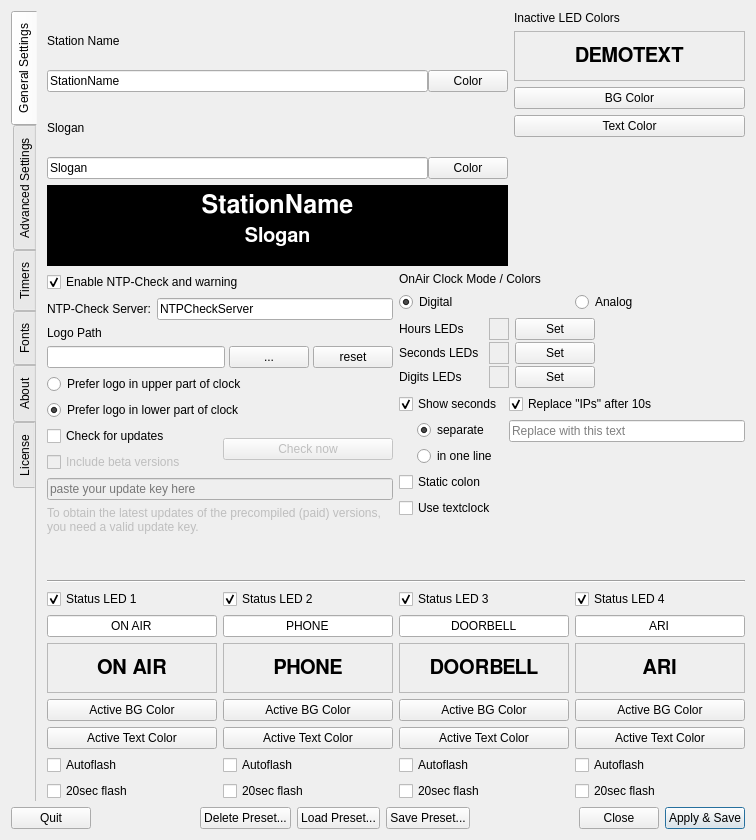
Before: the Qt Designer form settings.ui in slyderc/nwlive_clock, drawn with Qt 5.
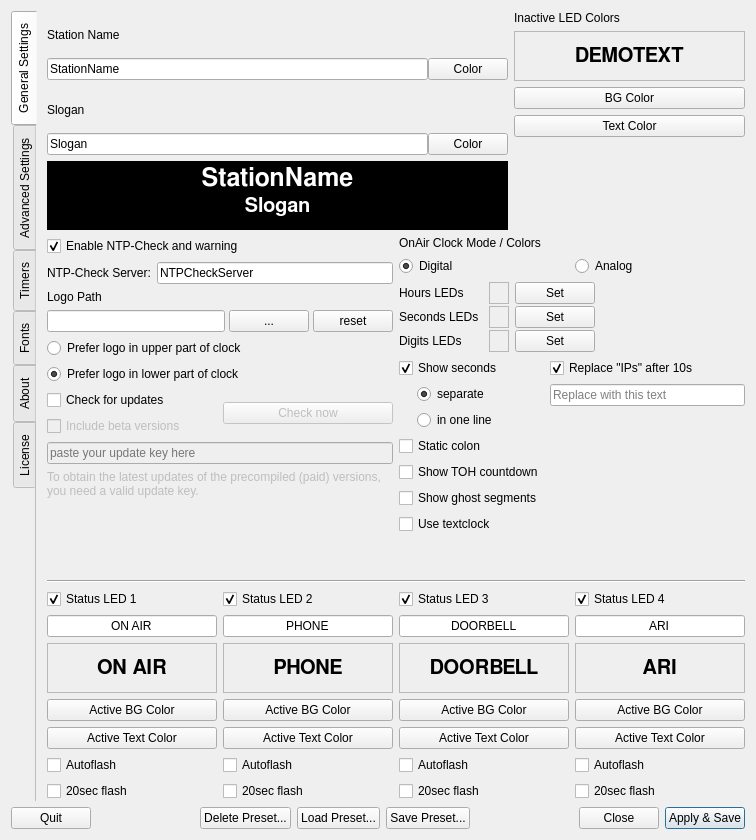
After: the same form once the commit is applied. Icons and pictures are not drawn.

Commit message:
feat(settings): add Show Ghost Segments toggle to Clock settings
Add user-configurable option to show/hide the faint "8" ghost segments
behind lit digits in the digital clock display. Defaults to enabled,
preserving current visual behavior.

- Add DEFAULT_CLOCK_SHOW_GHOST_SEGMENTS constant in defaults.py
- Add showGhostSegments property to ClockWidget with setter/getter/reset
- Add checkbox to settings.ui Clock tab after TOH countdown
- Wire up restore/save/apply in settings_functions.py
- Add unit tests for the new property
- Also adds missing showTOH checkbox and wiring to settings UI

```diff
--- a/settings.ui
+++ b/settings.ui
@@ -1319,6 +1319,20 @@
                  </property>
                 </widget>
                </item>
+               <item>
+                <widget class="QCheckBox" name="showTOH">
+                 <property name="text">
+                  <string>Show TOH countdown</string>
+                 </property>
+                </widget>
+               </item>
+               <item>
+                <widget class="QCheckBox" name="showGhostSegments">
+                 <property name="text">
+                  <string>Show ghost segments</string>
+                 </property>
+                </widget>
+               </item>
                <item>
                 <widget class="QCheckBox" name="useTextclock">
                  <property name="text">
```
Left out of the diff: 2 changed lines with no effect on the pictures. The commit also changes 4 other files.
